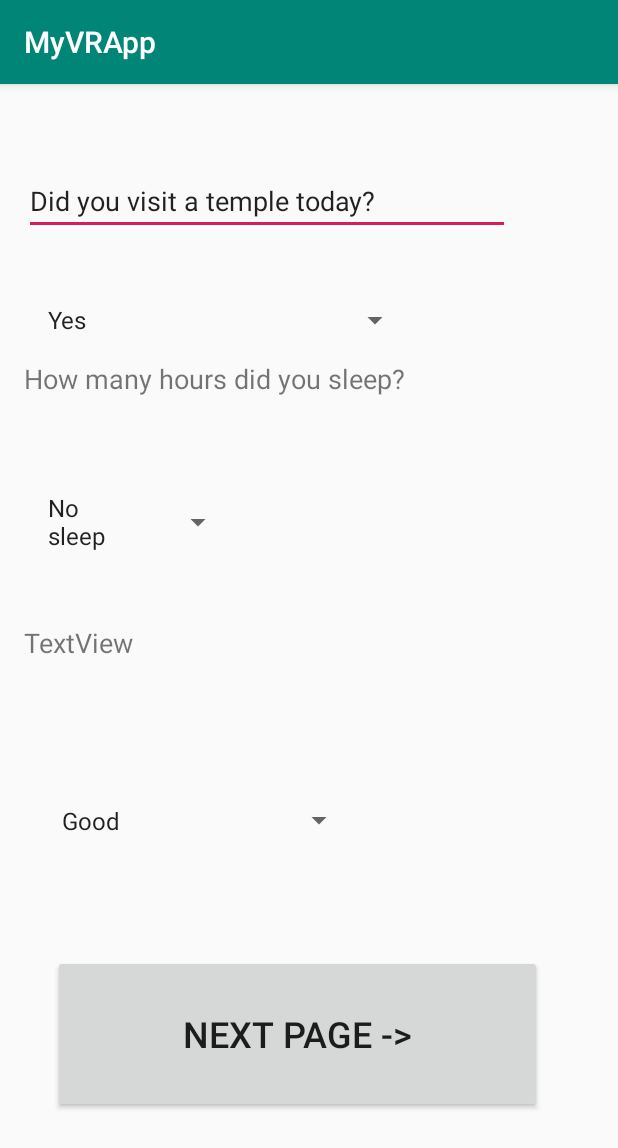
After one commit to soumyasingh23/vr, an Android app: the data_collection screen opened directly, with no data from a screen before it, on a phone screen of 412 x 824 dp. The commit adds this screen. Shown: the top 1148 px of the screen. Run offline under Robolectric (Android 15) with nearby library versions, the phone set to English and light mode, and no system bars.

Commit message:
Data_collection added

```diff
--- a/app/src/main/AndroidManifest.xml
+++ b/app/src/main/AndroidManifest.xml
@@ -11,7 +11,8 @@
         android:roundIcon="@mipmap/ic_launcher_round"
         android:supportsRtl="true"
         android:theme="@style/AppTheme">
-        <activity android:name=".HomeActivity"></activity>
+        <activity android:name=".data_collection"></activity>
+        <activity android:name=".HomeActivity" />
         <activity android:name=".RegisterActivity" />
         <activity android:name=".MainActivity" />
         <activity android:name=".LogInActivity">
--- /dev/null
+++ b/app/src/main/java/com/example/myvrapp/data_collection.java
@@ -0,0 +1,30 @@
+package com.example.myvrapp;
+
+import android.support.v7.app.AppCompatActivity;
+import android.os.Bundle;
+import android.widget.ArrayAdapter;
+import android.widget.Spinner;
+
+import java.lang.reflect.Array;
+
+public class data_collection extends AppCompatActivity {
+
+    @Override
+    protected void onCreate(Bundle savedInstanceState) {
+
+        super.onCreate(savedInstanceState);
+        setContentView(R.layout.activity_data_collection);
+        Spinner templev = (Spinner) findViewById(R.id.spinner1);
+        ArrayAdapter<String> myadapter = new ArrayAdapter<>(data_collection.this,android.R.layout.simple_list_item_1,getResources().getStringArray(R.array.choices));
+        myadapter.setDropDownViewResource(android.R.layout.simple_spinner_dropdown_item );
+        templev.setAdapter(myadapter);
+        Spinner sleept = (Spinner)findViewById(R.id.spinner2);
+        ArrayAdapter<String> myadapter2 = new ArrayAdapter<>(data_collection.this,android.R.layout.simple_list_item_1,getResources().getStringArray(R.array.hours));
+        myadapter2.setDropDownViewResource(android.R.layout.simple_spinner_dropdown_item);
+        sleept.setAdapter(myadapter2);
+        Spinner appetite = (Spinner)findViewById(R.id.spinner3);
+        ArrayAdapter<String> myadapter3 = new ArrayAdapter<>(data_collection.this,android.R.layout.simple_list_item_1,getResources().getStringArray(R.array.appetite));
+        myadapter3.setDropDownViewResource(android.R.layout.simple_spinner_dropdown_item);
+        appetite.setAdapter(myadapter3);
+    }
+}
--- /dev/null
+++ b/app/src/main/res/layout/activity_data_collection.xml
@@ -0,0 +1,101 @@
+<?xml version="1.0" encoding="utf-8"?>
+<RelativeLayout xmlns:android="http://schemas.android.com/apk/res/android"
+    xmlns:app="http://schemas.android.com/apk/res-auto"
+    xmlns:tools="http://schemas.android.com/tools"
+    android:layout_width="match_parent"
+    android:layout_height="match_parent"
+    android:paddingLeft="16dp"
+    android:paddingTop="16dp"
+    android:paddingRight="16dp"
+    android:paddingBottom="16dp"
+    tools:context=".data_collection">
+
+    <EditText
+        android:id="@+id/editText"
+        android:layout_width="378dp"
+        android:layout_height="wrap_content"
+        android:layout_alignParentTop="true"
+        android:layout_alignParentEnd="true"
+        android:layout_alignParentRight="true"
+        android:layout_alignParentLeft="true"
+        android:layout_marginRight="56dp"
+        android:layout_marginTop="39dp"
+        android:layout_marginEnd="56dp"
+        android:layout_weight="1"
+        android:ems="10"
+        android:inputType="textPersonName"
+        android:text="Did you visit a temple today?" />
+
+    <Spinner
+        android:id="@+id/spinner1"
+        android:layout_width="344dp"
+        android:layout_height="wrap_content"
+        android:layout_alignParentTop="true"
+        android:layout_alignParentEnd="true"
+        android:layout_alignParentRight="true"
+        android:layout_marginTop="117dp"
+        android:layout_marginEnd="122dp"
+        android:layout_marginRight="122dp" />
+
+    <TextView
+        android:id="@+id/textView5"
+        android:layout_width="322dp"
+        android:layout_height="50dp"
+        android:layout_alignParentStart="true"
+        android:layout_alignParentLeft="true"
+        android:layout_alignParentTop="true"
+        android:layout_marginStart="0dp"
+        android:layout_marginLeft="0dp"
+        android:layout_marginTop="168dp"
+        android:text="How many hours did you sleep?"
+        android:textSize="18sp" />
+
+    <Spinner
+        android:id="@+id/spinner2"
+        android:layout_width="198dp"
+        android:layout_height="50dp"
+        android:layout_alignParentTop="true"
+        android:layout_alignParentEnd="true"
+        android:layout_alignParentRight="true"
+        android:layout_marginTop="251dp"
+        android:layout_marginEnd="240dp"
+        android:layout_marginRight="240dp" />
+
+    <TextView
+        android:id="@+id/textView6"
+        android:layout_width="364dp"
+        android:layout_height="45dp"
+        android:layout_alignParentStart="true"
+        android:layout_alignParentLeft="true"
+        android:layout_alignParentTop="true"
+        android:layout_marginStart="0dp"
+        android:layout_marginLeft="0dp"
+        android:layout_marginTop="344dp"
+        android:text="TextView"
+        android:textSize="18sp"
+        tools:text="How was your appetite?" />
+
+    <Spinner
+        android:id="@+id/spinner3"
+        android:layout_width="211dp"
+        android:layout_height="46dp"
+        android:layout_alignParentStart="true"
+        android:layout_alignParentLeft="true"
+        android:layout_alignParentBottom="true"
+        android:layout_marginStart="9dp"
+        android:layout_marginLeft="9dp"
+        android:layout_marginBottom="238dp" />
+
+    <Button
+        android:id="@+id/button"
+        android:layout_width="326dp"
+        android:layout_height="105dp"
+        android:layout_alignParentStart="true"
+        android:layout_alignParentLeft="true"
+        android:layout_alignParentBottom="true"
+        android:layout_marginStart="19dp"
+        android:layout_marginLeft="19dp"
+        android:layout_marginBottom="66dp"
+        android:text="NEXT PAGE ->"
+        android:textSize="24sp" />
+</RelativeLayout>
--- a/app/src/main/res/values/strings.xml
+++ b/app/src/main/res/values/strings.xml
@@ -1,3 +1,24 @@
 <resources>
     <string name="app_name">MyVRApp</string>
+    <string-array name="choices">
+        <item>Yes</item>
+        <item>No</item>
+    </string-array>
+    <string-array name="hours">
+        <item>No sleep</item>
+        <item>1 hour</item>
+        <item>2 hours</item>
+        <item>3 hours</item>
+        <item>4 hours</item>
+        <item>5 hours</item>
+        <item>6 hours</item>
+        <item>7 hours</item>
+        <item>8 hours</item>
+        <item>8+ hours</item>
+    </string-array>
+    <string-array name="appetite">
+        <item>Good</item>
+        <item>Average</item>
+        <item>Bad</item>
+    </string-array>
 </resources>
```
